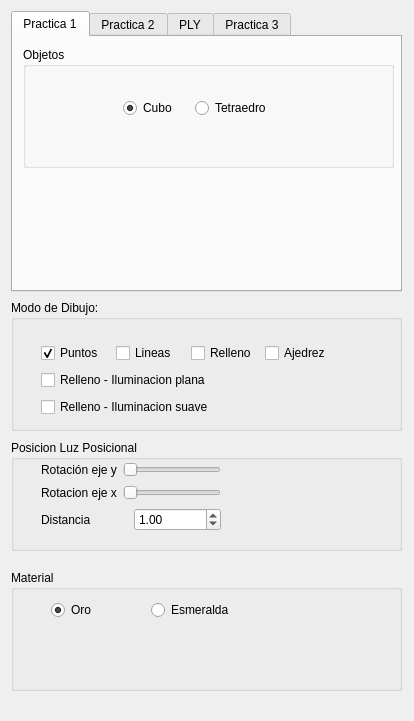
First picture: the form in Practica4/esqueleto_qt/interfaz.ui, repository Ancaor/IG, before the edit.
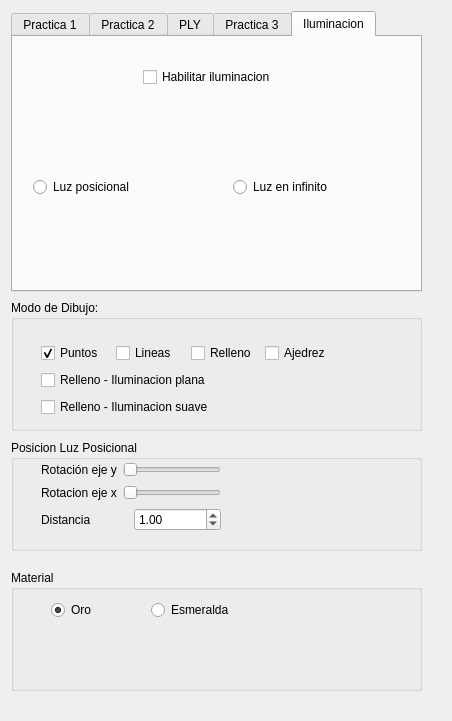
Second picture: the form after the edit.

The edit to the form file:
```diff
--- a/Practica4/esqueleto_qt/interfaz.ui
+++ b/Practica4/esqueleto_qt/interfaz.ui
@@ -6,7 +6,7 @@
    <rect>
     <x>0</x>
     <y>0</y>
-    <width>414</width>
+    <width>452</width>
     <height>721</height>
    </rect>
   </property>
@@ -18,12 +18,12 @@
     <rect>
      <x>11</x>
      <y>11</y>
-     <width>391</width>
+     <width>411</width>
      <height>281</height>
     </rect>
    </property>
    <property name="currentIndex">
-    <number>0</number>
+    <number>4</number>
    </property>
    <widget class="QWidget" name="tab">
     <attribute name="title">
@@ -437,13 +437,57 @@
      </widget>
     </widget>
    </widget>
+   <widget class="QWidget" name="tab_5">
+    <attribute name="title">
+     <string>Iluminacion</string>
+    </attribute>
+    <widget class="QCheckBox" name="checkBox_8">
+     <property name="geometry">
+      <rect>
+       <x>130</x>
+       <y>30</y>
+       <width>171</width>
+       <height>20</height>
+      </rect>
+     </property>
+     <property name="text">
+      <string>Habilitar iluminacion</string>
+     </property>
+    </widget>
+    <widget class="QRadioButton" name="radioButton_12">
+     <property name="geometry">
+      <rect>
+       <x>20</x>
+       <y>140</y>
+       <width>100</width>
+       <height>20</height>
+      </rect>
+     </property>
+     <property name="text">
+      <string>Luz posicional</string>
+     </property>
+    </widget>
+    <widget class="QRadioButton" name="radioButton_13">
+     <property name="geometry">
+      <rect>
+       <x>220</x>
+       <y>140</y>
+       <width>121</width>
+       <height>20</height>
+      </rect>
+     </property>
+     <property name="text">
+      <string>Luz en infinito</string>
+     </property>
+    </widget>
+   </widget>
   </widget>
   <widget class="QGroupBox" name="groupBox">
    <property name="geometry">
     <rect>
      <x>11</x>
      <y>300</y>
-     <width>391</width>
+     <width>411</width>
      <height>131</height>
     </rect>
    </property>
@@ -517,14 +561,14 @@
     <rect>
      <x>11</x>
      <y>440</y>
-     <width>391</width>
+     <width>411</width>
      <height>111</height>
     </rect>
    </property>
    <property name="title">
     <string>Posicion Luz Posicional</string>
    </property>
-   <widget class="QWidget" name="">
+   <widget class="QWidget" name="layoutWidget">
     <property name="geometry">
      <rect>
       <x>30</x>
@@ -611,7 +655,7 @@
     <rect>
      <x>11</x>
      <y>570</y>
-     <width>391</width>
+     <width>411</width>
      <height>121</height>
     </rect>
    </property>
```
